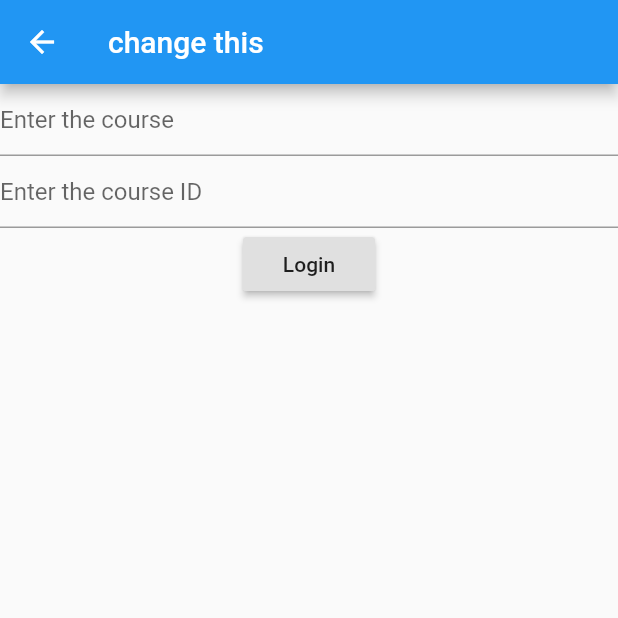
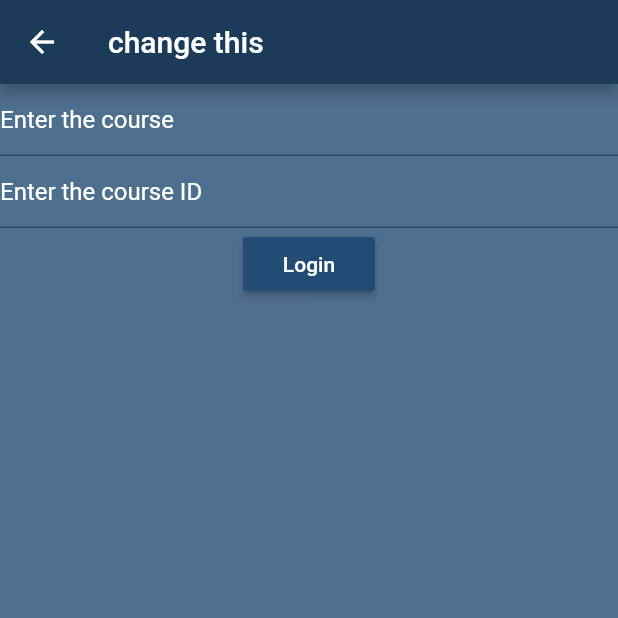
Before and after one commit to 42ip/student-db, a Flutter app: the branchInsert screen opened by its route, after a tap on "Login", on a phone screen of 412 x 824 dp, the top half of it. Run offline on Flutter 3.47's test engine with Material 2 defaults, Android fonts, the phone set to English and light mode, and no system bars; our stand-ins replace data_connection_checker, delayed_display, flutter_spinkit, hexcolor, validators; network calls fail.

Commit message:
changed the ui of insert pages & added snackbar

```diff
--- a/lib/pages/queryPages/insert/branchInsert.dart
+++ b/lib/pages/queryPages/insert/branchInsert.dart
@@ -1,5 +1,5 @@
 import 'dart:convert';
-
+import 'package:hexcolor/hexcolor.dart';
 import 'package:flutter/material.dart';
 import 'package:http/http.dart' as http;
 import 'package:validators/validators.dart';
@@ -15,15 +15,20 @@ class _branchInsertState extends State<branchInsert> {
   @override
   Widget build(BuildContext context) {
     return Scaffold(
+      backgroundColor: Hexcolor('#4F6F8F'),
       appBar: AppBar(
+        backgroundColor: Hexcolor('#1B3B59'),
         title: Text('change this'),
       ),
       body: Column(
         children: [
           TextFormField(
+            style: TextStyle(color: Colors.white),
+            cursorColor: Colors.white,
             controller: _courseController,
             decoration: const InputDecoration(
-              hintText: 'Enter the course',
+              hintText: 'Enter the course' ,
+              hintStyle: TextStyle(color: Colors.white),
             ),
             validator: (value) {
               if (isAlpha(value)) return "true";
@@ -31,9 +36,12 @@ class _branchInsertState extends State<branchInsert> {
             },
           ),
           TextFormField(
+            style: TextStyle(color: Colors.white),
+            cursorColor: Colors.white,
             controller: _courseIDController,
             decoration: const InputDecoration(
               hintText: 'Enter the course ID',
+              hintStyle: TextStyle(color: Colors.white),
             ),
             validator: (value) {
               if (isAlphanumeric(value)) return "true";
@@ -41,8 +49,22 @@ class _branchInsertState extends State<branchInsert> {
             },
           ),
           RaisedButton(
-            onPressed: _performInsert,
-            child: Text('Login'),
+            color: Hexcolor('#224C73'),
+            onPressed:(){
+              _performInsert();
+              final snackbar =   SnackBar(
+                backgroundColor: Hexcolor('#1B3B59'),
+                content: Text('$_courseController has been added.'),
+                action: SnackBarAction(
+                  label: 'Undo',
+                  onPressed: (){
+                    // Code that is to be added later
+                  },
+                ),
+              );
+            Scaffold.of(context).showSnackBar(snackbar);
+            },
+            child: Text('Login',style: TextStyle(color: Colors.white),),
           )
         ],
       ),
@@ -58,5 +80,9 @@ class _branchInsertState extends State<branchInsert> {
     var uriResponse = await client.post('http://34.224.4.55:8080/addBranch',
         headers: {"Content-Type": "application/json"}, body: body);
     print(uriResponse.body);
+//    SnackBar(
+//      backgroundColor: Hexcolor('#1B3B59'),
+//      content: Text('$_courseController has been added.'),
+//    );
   }
 }
```
Also changed, not shown: lib/pages/queryPages/insert/subjectInsert.dart (+24 -2 lines), pubspec.lock.
